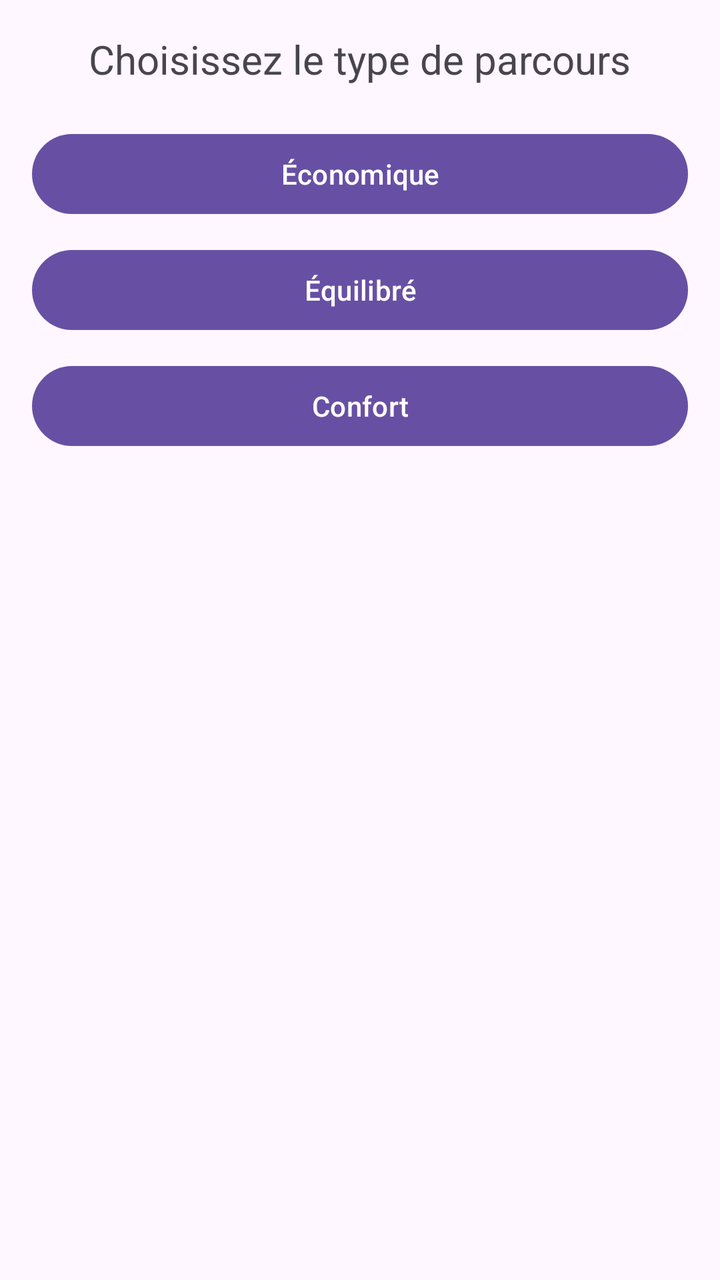
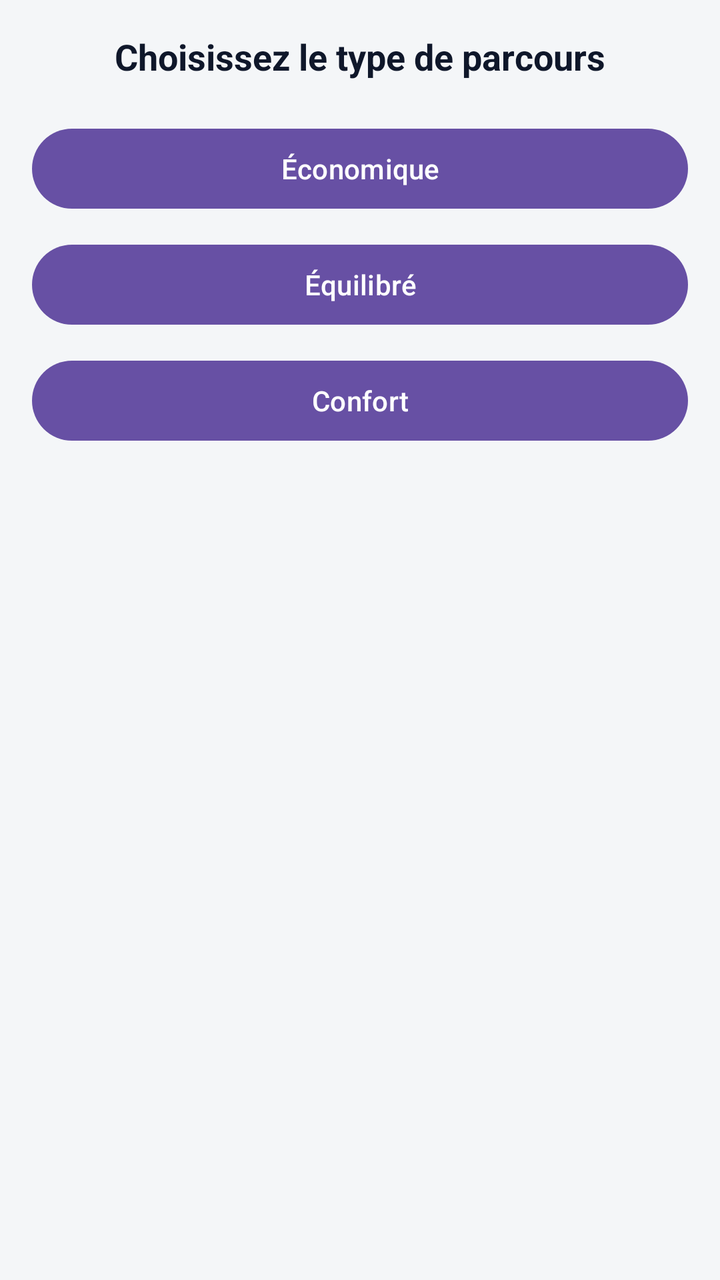

Before-and-after screenshots of an Android layout around one commit, followed by the original layout XML and the change that was made.
<!-- AndroidManifest.xml: application theme Theme.Travel_Esteban_kylian -->
<!-- res/layout/activity_travelpath_type.xml -->
<?xml version="1.0" encoding="utf-8"?>

<LinearLayout xmlns:android="http://schemas.android.com/apk/res/android"
    android:layout_width="match_parent"
    android:layout_height="match_parent"
    android:orientation="vertical"
    android:padding="16dp">

    <TextView
        android:layout_width="wrap_content"
        android:layout_height="wrap_content"
        android:text="Choisissez le type de parcours"
        android:textSize="20sp"
        android:layout_gravity="center_horizontal"
        android:layout_marginBottom="20dp"/>

    <Button
        android:id="@+id/economicButton"
        android:layout_width="match_parent"
        android:layout_height="wrap_content"
        android:text="Économique"
        android:layout_marginBottom="10dp"/>

    <Button
        android:id="@+id/balancedButton"
        android:layout_width="match_parent"
        android:layout_height="wrap_content"
        android:text="Équilibré"
        android:layout_marginBottom="10dp"/>

    <Button
        android:id="@+id/comfortButton"
        android:layout_width="match_parent"
        android:layout_height="wrap_content"
        android:text="Confort"/>

</LinearLayout>
<!-- resources referenced by this layout -->
<resources>
  <style name="Theme.Travel_Esteban_kylian" parent="Base.Theme.Travel_Esteban_kylian" />
  <style name="Base.Theme.Travel_Esteban_kylian" parent="Theme.Material3.DayNight.NoActionBar">
          
          
      </style>
</resources>

<!-- the commit's change to res/layout/activity_travelpath_type.xml (unified diff, before → after) -->
@@ -4,13 +4,17 @@
     android:layout_width="match_parent"
     android:layout_height="match_parent"
     android:orientation="vertical"
-    android:padding="16dp">
+    android:layout_marginTop="70sp"
+    android:padding="16dp"
+    android:background="#F4F6F8">
 
     <TextView
         android:layout_width="wrap_content"
         android:layout_height="wrap_content"
         android:text="Choisissez le type de parcours"
-        android:textSize="20sp"
+        android:textColor="#0F172A"
+        android:textSize="18sp"
+        android:textStyle="bold"
         android:layout_gravity="center_horizontal"
         android:layout_marginBottom="20dp"/>
 
